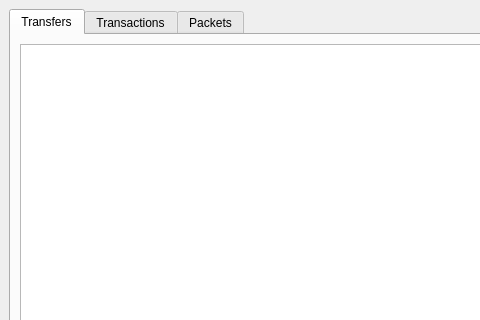
Above: analyzer.ui from greatscottgadgets/luna-analyzer-capture before the change; both pictures show x 0 to 480 and y 0 to 320 of the 800 by 600 pixel window. Below: the same form after it.
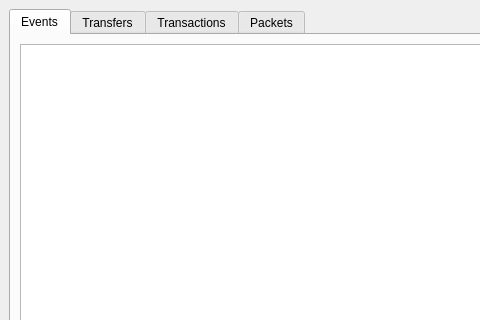
That is the form after the change.

Commit message: Add top-level events.

What changed in the file:
```diff
--- a/analyzer.ui
+++ b/analyzer.ui
@@ -20,6 +20,16 @@
       <property name="currentIndex">
        <number>0</number>
       </property>
+      <widget class="QWidget" name="eventTab">
+       <attribute name="title">
+        <string>Events</string>
+       </attribute>
+       <layout class="QVBoxLayout" name="verticalLayout_5">
+        <item>
+         <widget class="QTableView" name="eventView"/>
+        </item>
+       </layout>
+      </widget>
       <widget class="QWidget" name="transferTab">
        <attribute name="title">
         <string>Transfers</string>
```
The commit also changes 4 other files.
